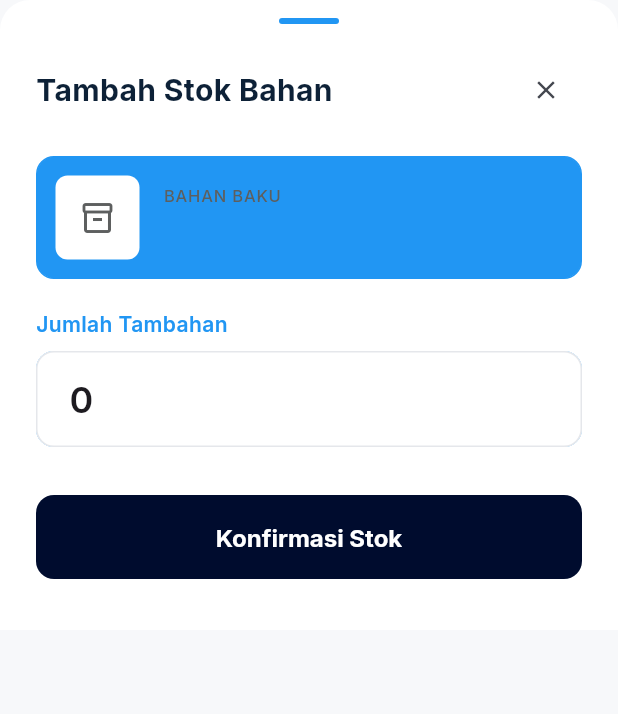
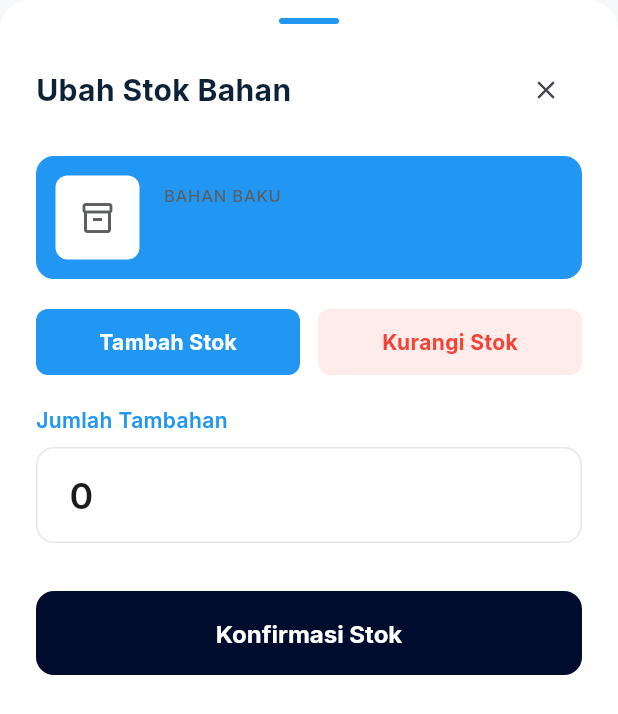
Before and after one commit to PBL-ShoeShine/CareKicks, a Flutter app: the AddStockBottomSheet widget shown alone on an empty page, opened directly with empty values, on a phone screen of 412 x 824 dp. Shown: the top 714 px of the screen. Run offline on Flutter 3.47's test engine with Material 3 defaults, Android fonts, the phone set to English and light mode, and no system bars; our stand-ins replace flutter_map, geolocator, google_fonts, image_picker, latlong2, shared_preferences and 1 more; missing offline and left inert: mobile_scanner; accounts and stored records are empty; network calls fail.

Commit message:
feat: Implement stock management features including stock reduction and UI updates

```diff
--- a/lib/core/network/api_service.dart
+++ b/lib/core/network/api_service.dart
@@ -6,7 +6,7 @@ import 'package:flutter/foundation.dart';
 import '../auth/session_manager.dart';
 
 class ApiService {
-  static const String baseUrl = 'http://192.168.1.228:3000/api/v1';
+  static const String baseUrl = 'http://172.16.94.47:3000/api/v1';
 
   static Future<Map<String, dynamic>?> _decodeJsonResponse(
     http.Response response,
--- a/lib/features/admin/inventaris/services/inventory_service.dart
+++ b/lib/features/admin/inventaris/services/inventory_service.dart
@@ -204,6 +204,28 @@ class InventoryService {
     }
   }
 
+  static Future<Map<String, dynamic>> reduceStock({
+    required String token,
+    required int id,
+    required double amount,
+  }) async {
+    try {
+      final response = await http.post(
+        Uri.parse('$_inventoryUrl/$id/reduce-stock'),
+        headers: {
+          'Content-Type': 'application/json',
+          'Authorization': 'Bearer $token',
+        },
+        body: jsonEncode({'amount': amount}),
+      );
+
+      return jsonDecode(response.body);
+    } catch (e) {
+      debugPrint('Error in InventoryService.reduceStock: $e');
+      return {'success': false, 'message': e.toString()};
+    }
+  }
+
   static Future<Map<String, dynamic>> deleteItem({
     required String token,
     required int id,
--- a/lib/features/admin/inventaris/views/add_stock_bottom_sheet.dart
+++ b/lib/features/admin/inventaris/views/add_stock_bottom_sheet.dart
@@ -22,6 +22,7 @@ class _AddStockBottomSheetState extends State<AddStockBottomSheet> {
     text: '0',
   );
   late InventoryController _controller;
+  bool _isAdding = true;
 
   @override
   void initState() {
@@ -64,7 +65,7 @@ class _AddStockBottomSheetState extends State<AddStockBottomSheet> {
               mainAxisAlignment: MainAxisAlignment.spaceBetween,
               children: [
                 Text(
-                  'Tambah Stok Bahan',
+                  'Ubah Stok Bahan',
                   style: GoogleFonts.inter(
                     fontSize: 20,
                     fontWeight: FontWeight.bold,
@@ -149,18 +150,66 @@ class _AddStockBottomSheetState extends State<AddStockBottomSheet> {
                   ),
                 ),
                 const SizedBox(height: 20),
+                Row(
+                  children: [
+                    Expanded(
+                      child: GestureDetector(
+                        onTap: () => setState(() => _isAdding = true),
+                        child: Container(
+                          padding: const EdgeInsets.symmetric(vertical: 12),
+                          decoration: BoxDecoration(
+                            color: _isAdding ? Colors.blue : Colors.blue.withOpacity(0.1),
+                            borderRadius: BorderRadius.circular(8),
+                          ),
+                          child: Center(
+                            child: Text(
+                              'Tambah Stok',
+                              style: GoogleFonts.inter(
+                                color: _isAdding ? Colors.white : Colors.blue,
+                                fontWeight: FontWeight.bold,
+                              ),
+                            ),
+                          ),
+                        ),
+                      ),
+                    ),
+                    const SizedBox(width: 12),
+                    Expanded(
+                      child: GestureDetector(
+                        onTap: () => setState(() => _isAdding = false),
+                        child: Container(
+                          padding: const EdgeInsets.symmetric(vertical: 12),
+                          decoration: BoxDecoration(
+                            color: !_isAdding ? Colors.red : Colors.red.withOpacity(0.1),
+                            borderRadius: BorderRadius.circular(8),
+                          ),
+                          child: Center(
+                            child: Text(
+                              'Kurangi Stok',
+                              style: GoogleFonts.inter(
+                                color: !_isAdding ? Colors.white : Colors.red,
+                                fontWeight: FontWeight.bold,
+                              ),
+                            ),
+                          ),
+                        ),
+                      ),
+                    ),
+                  ],
+                ),
+                const SizedBox(height: 20),
                 Text(
-                  'Jumlah Tambahan',
+                  _isAdding ? 'Jumlah Tambahan' : 'Jumlah Pengurangan',
                   style: GoogleFonts.inter(
                     fontSize: 14,
                     fontWeight: FontWeight.w600,
-                    color: Colors.blue,
+                    color: _isAdding ? Colors.blue : Colors.red,
                   ),
                 ),
                 const SizedBox(height: 8),
                 Container(
                   decoration: BoxDecoration(
-                    color: Colors.blue,
+                    color: _isAdding ? Colors.blue.withOpacity(0.1) : Colors.red.withOpacity(0.1),
                     borderRadius: BorderRadius.circular(12),
                   ),
                   child: TextField(
@@ -195,42 +244,6 @@ class _AddStockBottomSheetState extends State<AddStockBottomSheet> {
                     ),
                   ),
                 ),
-                // const SizedBox(height: 20),
-                // Text(
-                //   'Pemasok',
-                //   style: GoogleFonts.inter(
-                //     fontSize: 14,
-                //     fontWeight: FontWeight.w600,
-                //     color: Colors.blue,
-                //   ),
-                // ),
-                // const SizedBox(height: 8),
-                // Container(
-                //   padding: const EdgeInsets.symmetric(
-                //     horizontal: 16,
-                //     vertical: 14,
-                //   ),
-                //   decoration: BoxDecoration(
-                //     color: Colors.blue,
-                //     borderRadius: BorderRadius.circular(12),
-                //   ),
-                //   child: Row(
-                //     mainAxisAlignment: MainAxisAlignment.spaceBetween,
-                //     children: [
-                //       Text(
-                //         'Pilih Pemasok',
-                //         style: GoogleFonts.inter(
-                //           fontSize: 16,
-                //           color: const Color(0xFF000C2E),
-                //         ),
-                //       ),
-                //       const Icon(
-                //         Icons.keyboard_arrow_down,
-                //         color: Color(0xFF000C2E),
-                //       ),
-                //     ],
-                //   ),
-                // ),
                 const SizedBox(height: 32),
                 ListenableBuilder(
                   listenable: _controller,
@@ -281,21 +294,29 @@ class _AddStockBottomSheetState extends State<AddStockBottomSheet> {
       return;
     }
 
-    final success = await _controller.addStock(
-      token: widget.token,
-      id: widget.item.idInventory,
-      amount: amount,
-    );
+    final success = _isAdding
+        ? await _controller.addStock(
+            token: widget.token,
+            id: widget.item.idInventory,
+            amount: amount,
+          )
+        : await _controller.reduceStock(
+            token: widget.token,
+            id: widget.item.idInventory,
+            amount: amount,
+          );
 
     if (success && mounted) {
       Navigator.pop(context);
       ScaffoldMessenger.of(context).showSnackBar(
-        const SnackBar(content: Text('Stok berhasil ditambahkan')),
+        SnackBar(
+          content: Text(_isAdding ? 'Stok berhasil ditambahkan' : 'Stok berhasil dikurangi'),
+        ),
       );
     } else if (mounted) {
       ScaffoldMessenger.of(context).showSnackBar(
         SnackBar(
-          content: Text(_controller.errorMessage ?? 'Gagal menambah stok'),
+          content: Text(_controller.errorMessage ?? 'Gagal mengubah stok'),
         ),
       );
     }
```
Also changed, not shown: lib/features/admin/inventaris/controllers/inventory_controller.dart (+33 -0 lines), lib/features/admin/inventaris/views/add_item_page.dart (+3 -4 lines), lib/features/admin/inventaris/widgets/inventory_item_tile.dart (+3 -12 lines), lib/features/admin/inventaris/widgets/inventory_list_item_card.dart (+6 -4 lines).
